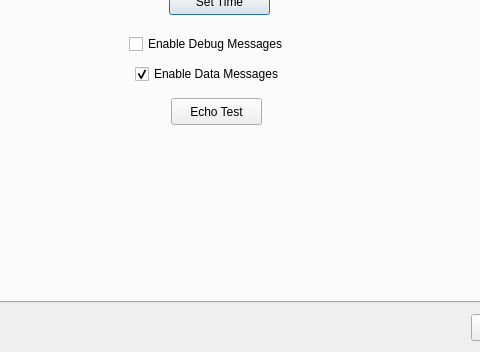
Before: the Qt Designer form gui/power-management-configure.ui in dmsherazi/Battery-Management-System, drawn with Qt 5; both pictures show x 91 to 571 and y 218 to 570 of the 682 by 570 pixel window.
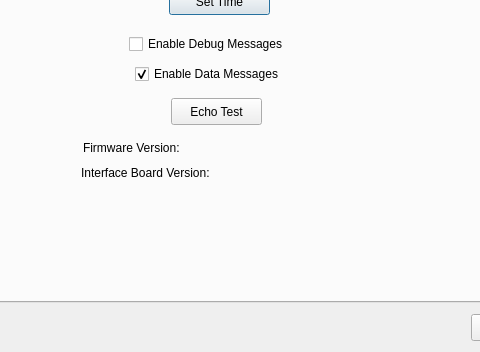
After: the same form once the commit is applied.

Commit message: Make the firmware replay with an ident message containing the firmware interface and board versions. The GUI now displays this in teh configuration window, Fix a makefile problem.

Diff of the .ui file:
```diff
--- a/gui/power-management-configure.ui
+++ b/gui/power-management-configure.ui
@@ -216,6 +216,32 @@
       <string>Echo Test</string>
      </property>
     </widget>
+    <widget class="QLabel" name="firmwareVersion">
+     <property name="geometry">
+      <rect>
+       <x>162</x>
+       <y>280</y>
+       <width>316</width>
+       <height>20</height>
+      </rect>
+     </property>
+     <property name="text">
+      <string>Firmware Version:</string>
+     </property>
+    </widget>
+    <widget class="QLabel" name="boardVersion">
+     <property name="geometry">
+      <rect>
+       <x>160</x>
+       <y>305</y>
+       <width>316</width>
+       <height>20</height>
+      </rect>
+     </property>
+     <property name="text">
+      <string>Interface Board Version: </string>
+     </property>
+    </widget>
    </widget>
    <widget class="QWidget" name="batteriesTab">
     <property name="toolTip">
```
The commit also changes 5 other files.
